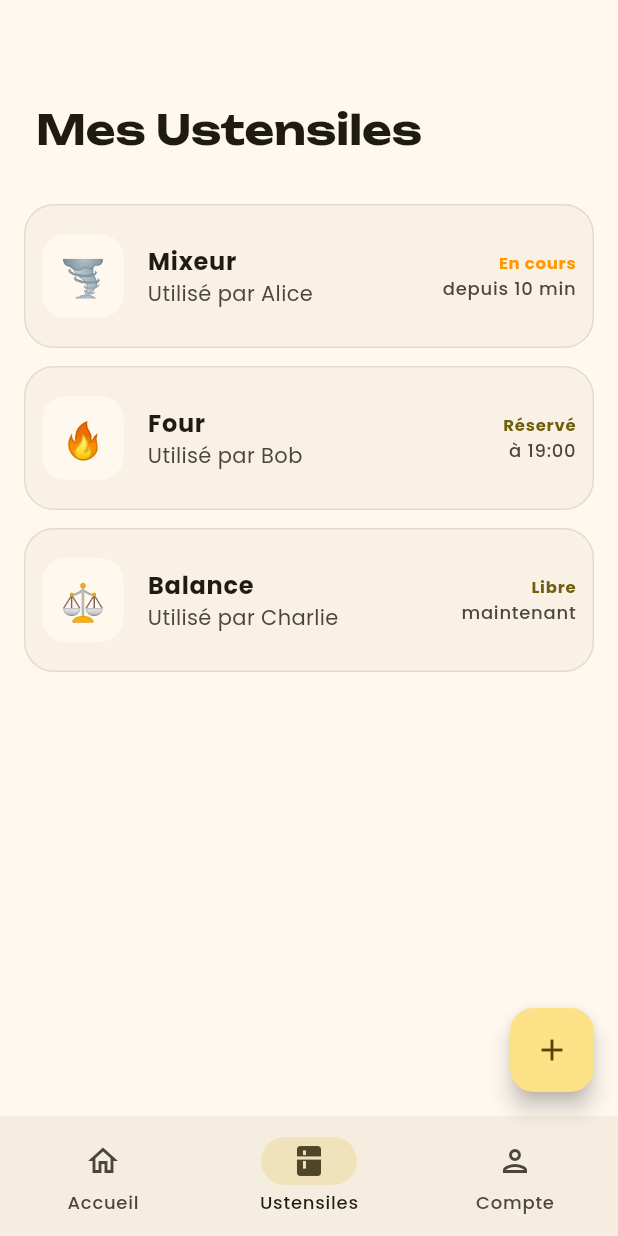
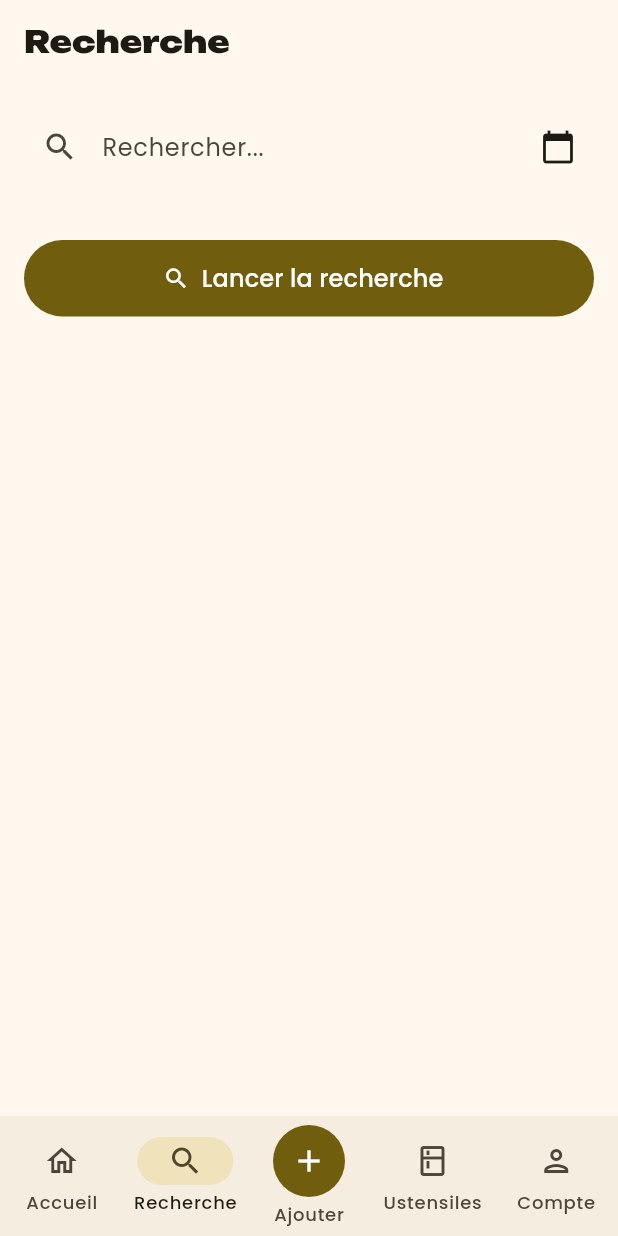
Before and after one commit to fiches-me/PythanceClient, a Flutter app: the NavigationBarPage screen opened directly, item 2 of the bottom bar chosen, on a phone screen of 412 x 824 dp. Run offline on Flutter 3.47's test engine with Material 3 defaults, Android fonts, the light colour scheme and no system bars; drawn by our look-alikes of dynamic_color; our stand-ins replace flutter_cache_manager, flutter_secure_storage, flutter_svg, image_picker, shared_preferences; missing offline and left inert: cryptography, flutter_gravatar; accounts and stored records are empty; project files that could hold a hidden picture were left out.

Commit message:
🚧 Add search bar

```diff
--- a/lib/navigation.dart
+++ b/lib/navigation.dart
@@ -7,6 +7,7 @@ import 'package:shared_preferences/shared_preferences.dart';
 import 'pages/home.dart';
 import 'pages/account.dart';
 import 'pages/tools_usage.dart';
+import 'pages/search.dart';
 import 'pages/add_plate.dart';
 
 class NavigationBarPage extends StatefulWidget {
@@ -19,10 +20,17 @@ class NavigationBarPage extends StatefulWidget {
 class _NavigationBarPageState extends State<NavigationBarPage> {
   int _currentIndex = 0;
 
+  // Track the last tapped destination index in the NavigationBar (0..n-1).
+  // We keep this separate from _currentIndex because the middle destination
+  // (index 2) is used to open the Add page and is not one of the pages in
+  // `_pages`.
+  int _lastSelectedDestination = 0;
+
   String? _gravatarUrl;
 
   final List<Widget> _pages = [
     const HomePage(),
+    const SearchPage(),
     const ToolsUsagePage(),
     const AccountPage(),
   ];
@@ -78,10 +86,34 @@ class _NavigationBarPageState extends State<NavigationBarPage> {
     return Scaffold(
       body: _pages[_currentIndex],
       bottomNavigationBar: NavigationBar(
-        selectedIndex: _currentIndex,
+        // Use the last tapped destination index for visual selection. The
+        // logical page index (_currentIndex) maps to destinations as follows:
+        // dest 0 -> page 0, dest 1 -> page 1, dest 2 -> ADD (not a page),
+        // dest 3 -> page 2 (if you had a separate page), dest 4 -> page 2
+        selectedIndex: _lastSelectedDestination,
         onDestinationSelected: (index) {
+          // If the center destination (index 2) is tapped, open the Add page
+          // without changing the selected content page.
+          if (index == 2) {
+            Navigator.push(
+              context,
+              MaterialPageRoute(builder: (context) => const AddPlatePage()),
+            );
+            return;
+          }
+
           setState(() {
-            _currentIndex = index;
+            // remember which destination was tapped so the UI highlights it
+            _lastSelectedDestination = index;
+
+            // Map destination indices to page indices. Because destination
+            // list contains an extra center action at index 2 we shift the
+            // indices after it by -1 to match our `_pages` array.
+            if (index < 2) {
+              _currentIndex = index;
+            } else {
+              _currentIndex = index - 1;
+            }
           });
         },
         // destinations ne peuvent pas être const car elles utilisent des valeurs runtime
@@ -90,6 +122,38 @@ class _NavigationBarPageState extends State<NavigationBarPage> {
             icon: Icon(Icons.home_outlined),
             selectedIcon: Icon(Icons.home),
             label: 'Accueil',
+          ),
+          const NavigationDestination(
+            icon: Icon(Icons.search),
+            selectedIcon: Icon(Icons.search_outlined),
+            label: 'Recherche',
+          ),
+          NavigationDestination(
+            icon: Container(
+              width: 48,
+              height: 48,
+              decoration: BoxDecoration(
+                color: Theme.of(context).colorScheme.primary,
+                shape: BoxShape.circle,
+              ),
+              child: const Icon(Icons.add, color: Colors.white),
+            ),
+            selectedIcon: Container(
+              width: 48,
+              height: 48,
+              decoration: BoxDecoration(
+                color: Theme.of(context).colorScheme.primary,
+                shape: BoxShape.circle,
+                boxShadow: [
+                  BoxShadow(
+                    color: const Color.fromRGBO(0, 0, 0, 0.2),
+                    blurRadius: 6,
+                  ),
+                ],
+              ),
+              child: const Icon(Icons.add, color: Colors.white),
+            ),
+            label: 'Ajouter',
           ),
           const NavigationDestination(
             icon: Icon(Icons.kitchen_outlined),
@@ -103,15 +167,6 @@ class _NavigationBarPageState extends State<NavigationBarPage> {
           ),
         ],
       ),
-      floatingActionButton: FloatingActionButton(
-        onPressed: () {
-          Navigator.push(
-            context,
-            MaterialPageRoute(builder: (context) => const AddPlatePage()),
-          );
-        },
-        child: const Icon(Icons.add),
-      ),
     );
   }
 }
--- a/lib/pages/home.dart
+++ b/lib/pages/home.dart
@@ -69,7 +69,7 @@ class _HomePageState extends State<HomePage> {
               child: CustomScrollView(
                 slivers: [
                   SliverAppBar(
-                    expandedHeight: 120.0,
+                    expandedHeight: 30.0,
                     floating: false,
                     pinned: true,
                     flexibleSpace: FlexibleSpaceBar(
--- /dev/null
+++ b/lib/pages/search.dart
@@ -0,0 +1,251 @@
+import 'package:flutter/material.dart';
+import 'package:intl/intl.dart';
+
+import '../config.dart';
+import '../requests.dart';
+
+enum SearchInputType { text, date }
+
+class SearchPage extends StatefulWidget {
+  const SearchPage({super.key});
+
+  @override
+  _SearchPageState createState() => _SearchPageState();
+}
+
+class _SearchPageState extends State<SearchPage> {
+  SearchInputType _type = SearchInputType.text;
+
+  final TextEditingController _textController = TextEditingController();
+  DateTime? _selectedDate;
+
+  bool _loading = false;
+  List<dynamic>? _results;
+
+  Future<void> _pickDate() async {
+    final now = DateTime.now();
+    final picked = await showDatePicker(
+      context: context,
+      initialDate: _selectedDate ?? now,
+      firstDate: DateTime(2000),
+      lastDate: DateTime(now.year + 5),
+    );
+    if (picked != null) {
+      setState(() {
+        _selectedDate = picked;
+      });
+    }
+  }
+
+  Future<void> _performSearch() async {
+    // validate
+    String? value;
+    if (_type == SearchInputType.date) {
+      if (_selectedDate == null) {
+        ScaffoldMessenger.of(context).showSnackBar(
+          const SnackBar(content: Text('Veuillez sélectionner une date.')),
+        );
+        return;
+      }
+      value = DateFormat('yyyy-MM-dd').format(_selectedDate!);
+    } else {
+      if (_textController.text.trim().isEmpty) {
+        ScaffoldMessenger.of(context).showSnackBar(
+          const SnackBar(content: Text('Veuillez saisir un texte.')),
+        );
+        return;
+      }
+      value = _textController.text.trim();
+    }
+
+
+    setState(() {
+      _loading = true;
+      _results = null;
+    });
+
+    final url = '${Config.apiBaseUrl}/search';
+    final body = {
+      'type': _type.name,
+      'value': value,
+    };
+
+    try {
+      final resp = await postWithHeaders(url, body, requireAuth: false);
+      setState(() {
+        _results = resp is List ? resp : [resp];
+      });
+    } catch (e) {
+      ScaffoldMessenger.of(context).showSnackBar(
+        SnackBar(content: Text('Erreur lors de la recherche : ${e.toString()}')),
+      );
+    } finally {
+      setState(() {
+        _loading = false;
+      });
+    }
+  }
+
+  @override
+  void dispose() {
+    _textController.dispose();
+    super.dispose();
+  }
+
+  @override
+  Widget build(BuildContext context) {
+    final colorScheme = Theme.of(context).colorScheme;
+
+    return Scaffold(
+      appBar: AppBar(title: const Text('Recherche', style: TextStyle(fontFamily: 'Unbounded', fontSize: 20),)),
+      body: Padding(
+        padding: const EdgeInsets.all(16.0),
+        child: Column(
+          crossAxisAlignment: CrossAxisAlignment.stretch,
+          children: [
+            // Search area: either a compact text field (with toggle) or a large
+            // primary action button when in date mode.
+            Row(
+              children: [
+                Expanded(
+                  child: AnimatedSwitcher(
+                    duration: const Duration(milliseconds: 250),
+                    child: _type == SearchInputType.text
+                        ? Material(
+                            key: const ValueKey('textField'),
+                            color: colorScheme.surface,
+                            elevation: 0,
+                            borderRadius: BorderRadius.circular(12),
+                            child: TextField(
+                              controller: _textController,
+                              style: const TextStyle(fontFamily: 'Poppins'),
+                              decoration: InputDecoration(
+                                hintText: 'Rechercher...',
+                                border: InputBorder.none,
+                                contentPadding: const EdgeInsets.symmetric(horizontal: 16, vertical: 14),
+                                prefixIcon: Icon(Icons.search_outlined, color: colorScheme.onSurfaceVariant),
+                              ),
+                              onSubmitted: (_) {
+                                if (!_loading) _performSearch();
+                              },
+                            ),
+                          )
+                        : SizedBox(
+                            key: const ValueKey('dateBigAction'),
+                            height: 56,
+                            child: FilledButton(
+                              onPressed: () async {
+                                // If no date chosen, open picker first
+                                if (_selectedDate == null) {
+                                  await _pickDate();
+                                  return;
+                                }
+                                if (!_loading) await _performSearch();
+                              },
+                              style: FilledButton.styleFrom(
+                                backgroundColor: colorScheme.primary,
+                                foregroundColor: colorScheme.onPrimary,
+                                shape: RoundedRectangleBorder(borderRadius: BorderRadius.circular(12)),
+                                padding: const EdgeInsets.symmetric(vertical: 14, horizontal: 16),
+                                elevation: 2,
+                              ),
+                              child: Row(
+                                mainAxisAlignment: MainAxisAlignment.spaceBetween,
+                                children: [
+                                  Row(
+                                    children: [
+                                      const Icon(Icons.calendar_today_outlined),
+                                      const SizedBox(width: 12),
+                                      Text(
+                                        _selectedDate != null
+                                            ? DateFormat.yMMMMd().format(_selectedDate!)
+                                            : 'Sélectionner une date',
+                                        style: const TextStyle(fontFamily: 'Poppins', fontSize: 16),
+                                      ),
+                                    ],
+                                  ),
+                                  const Icon(Icons.search, size: 20),
+                                ],
+                              ),
+                            ),
+                          ),
+                  ),
+                ),
+                const SizedBox(width: 8),
+                // Toggle button
+                Tooltip(
+                  message: _type == SearchInputType.text ? 'Basculer en date' : 'Basculer en texte',
+                  child: IconButton(
+                    style: IconButton.styleFrom(backgroundColor: colorScheme.surface, foregroundColor: colorScheme.onSurface, shape: RoundedRectangleBorder(borderRadius: BorderRadius.circular(8))),
+                    onPressed: () => setState(() {
+                      _type = _type == SearchInputType.text ? SearchInputType.date : SearchInputType.text;
+                    }),
+                    icon: Icon(_type == SearchInputType.text ? Icons.calendar_today : Icons.text_snippet),
+                  ),
+                ),
+              ],
+            ),
+
+            const SizedBox(height: 18),
+
+            // Big search button for text mode. In date mode the large action
+            // is placed in the top area to replace the search bar.
+            if (_type == SearchInputType.text) ...[
+              const SizedBox(height: 18),
+              FilledButton.icon(
+                onPressed: _loading ? null : _performSearch,
+                icon: _loading
+                    ? SizedBox(
+                        width: 18,
+                        height: 18,
+                        child: CircularProgressIndicator(strokeWidth: 2, color: colorScheme.onPrimary),
+                      )
+                    : const Icon(Icons.search),
+                label: const Padding(
+                  padding: EdgeInsets.symmetric(vertical: 14.0),
+                  child: Text('Lancer la recherche', style: TextStyle(fontSize: 16)),
+                ),
+              ),
+            ],
+
+            const SizedBox(height: 18),
+
+            // Results
+            if (_results != null) ...[
+              const SizedBox(height: 8),
+              Text('Résultats :', style: TextStyle(fontWeight: FontWeight.bold, fontFamily: 'Poppins', fontSize: 16)),
+              const SizedBox(height: 8),
+              Expanded(
+                child: ListView.builder(
+                  itemCount: _results!.length,
+                  itemBuilder: (context, index) {
+                    final item = _results![index];
+                    final colorScheme = Theme.of(context).colorScheme;
+                    return Card(
+                      elevation: 0,
+                      color: colorScheme.surfaceContainerHighest.withAlpha(77),
+                      margin: const EdgeInsets.only(bottom: 12),
+                      shape: RoundedRectangleBorder(borderRadius: BorderRadius.circular(16)),
+                      child: ListTile(
+                        contentPadding: const EdgeInsets.all(12),
+                        leading: Container(
+                          padding: const EdgeInsets.all(10),
+                          decoration: BoxDecoration(
+                            color: colorScheme.surface,
+                            borderRadius: BorderRadius.circular(12),
+                          ),
+                          child: const Icon(Icons.search, size: 20),
+                        ),
+                        title: Text(item.toString(), style: const TextStyle(fontFamily: 'Poppins', fontSize: 14)),
+                      ),
+                    );
+                  },
+                ),
+              ),
+            ],
+          ],
+        ),
+      ),
+    );
+  }
+}
--- a/lib/requests.dart
+++ b/lib/requests.dart
@@ -17,7 +17,7 @@ Future<dynamic> fetchWithHeaders(String url) async {
     bool isOffline = !(await hasNetworkConnection());
 
     if (isOffline || (cachedData != "null" && DateTime.now().millisecondsSinceEpoch - lastFetch < 300000)) {
-      print("Use cached data");
+      log("Use cached data for $url");
       return jsonDecode(cachedData); // Use cached data
     }
 
@@ -73,7 +73,7 @@ Future<dynamic> sendPlate({
   required int personCount,
   required List<String> tools,
 }) async {
-  final url = '${Config.apiBaseUrl}/plates';
+  final url = '${Config.apiBaseUrl}/plates/';
   final body = {
     'name': name,
     'date': DateFormat('yyyy-MM-dd').format(date),
```
